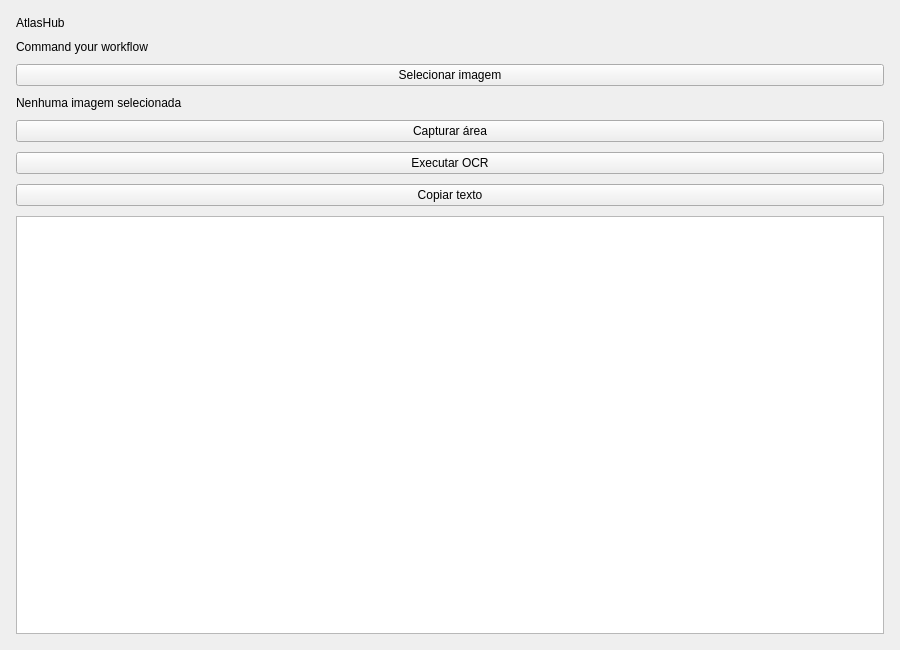
This is ui/MainWindow.ui in Yurigo1793/Atlas-hub as Qt 5 draws it before an edit. The edited form follows.
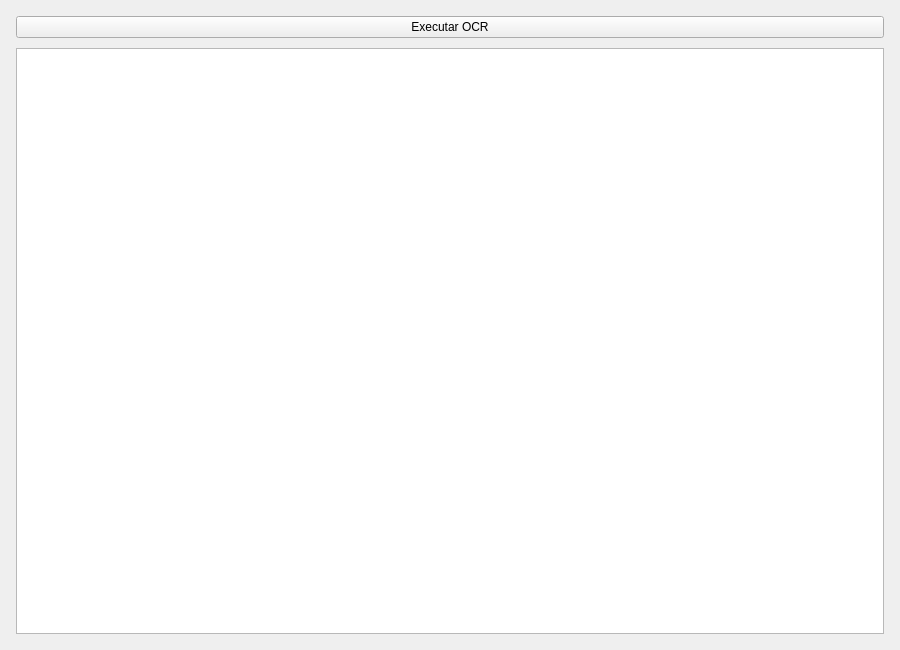
This is the edited form.

Commit message: Simplify main UI and fix OCR capture flow

Diff of the .ui file:
```diff
--- a/ui/MainWindow.ui
+++ b/ui/MainWindow.ui
@@ -30,44 +30,6 @@
     <property name="spacing">
      <number>10</number>
     </property>
-    <item>
-     <widget class="QLabel" name="titleLabel">
-      <property name="text">
-       <string>AtlasHub</string>
-      </property>
-     </widget>
-    </item>
-    <item>
-     <widget class="QLabel" name="subtitleLabel">
-      <property name="text">
-       <string>Command your workflow</string>
-      </property>
-     </widget>
-    </item>
-    <item>
-     <widget class="QPushButton" name="btnSelectImage">
-      <property name="text">
-       <string>Selecionar imagem</string>
-      </property>
-     </widget>
-    </item>
-    <item>
-     <widget class="QLabel" name="lblImagePath">
-      <property name="text">
-       <string>Nenhuma imagem selecionada</string>
-      </property>
-      <property name="wordWrap">
-       <bool>true</bool>
-      </property>
-     </widget>
-    </item>
-    <item>
-     <widget class="QPushButton" name="btnCaptureArea">
-      <property name="text">
-       <string>Capturar área</string>
-      </property>
-     </widget>
-    </item>
     <item>
      <widget class="QPushButton" name="btnRunOCR">
       <property name="text">
@@ -75,13 +37,6 @@
       </property>
      </widget>
     </item>
-    <item>
-     <widget class="QPushButton" name="btnCopy">
-      <property name="text">
-       <string>Copiar texto</string>
-      </property>
-     </widget>
-    </item>
     <item>
      <widget class="QTextEdit" name="textOutput">
       <property name="readOnly">
```
The commit also changes 2 other files.
